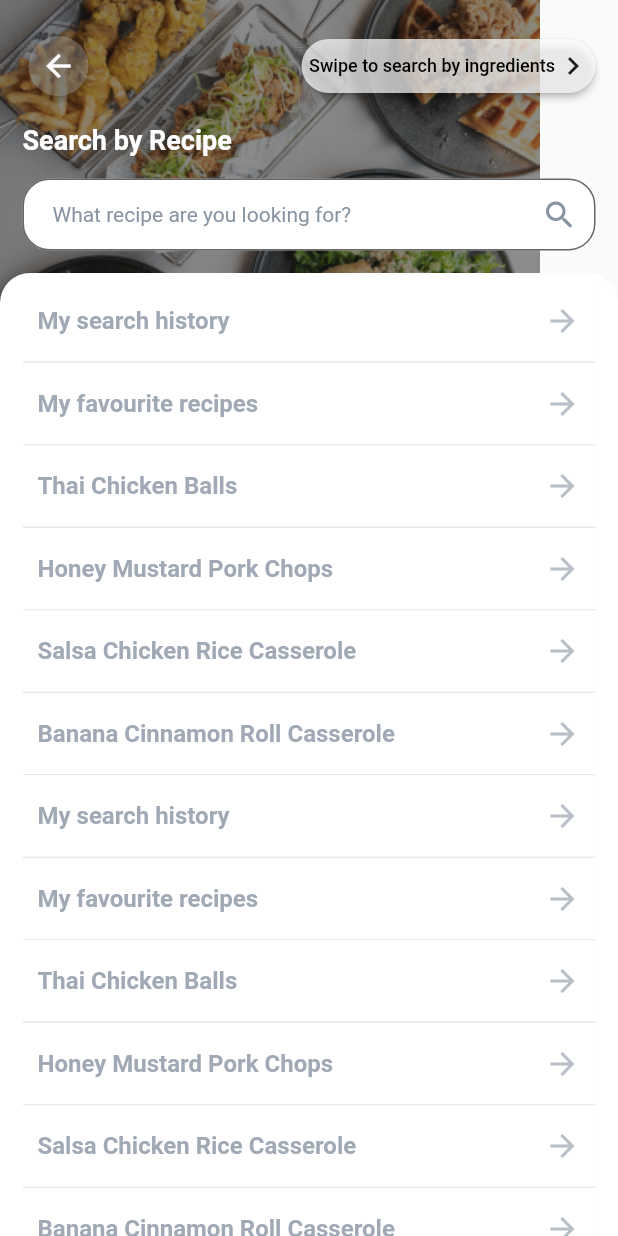
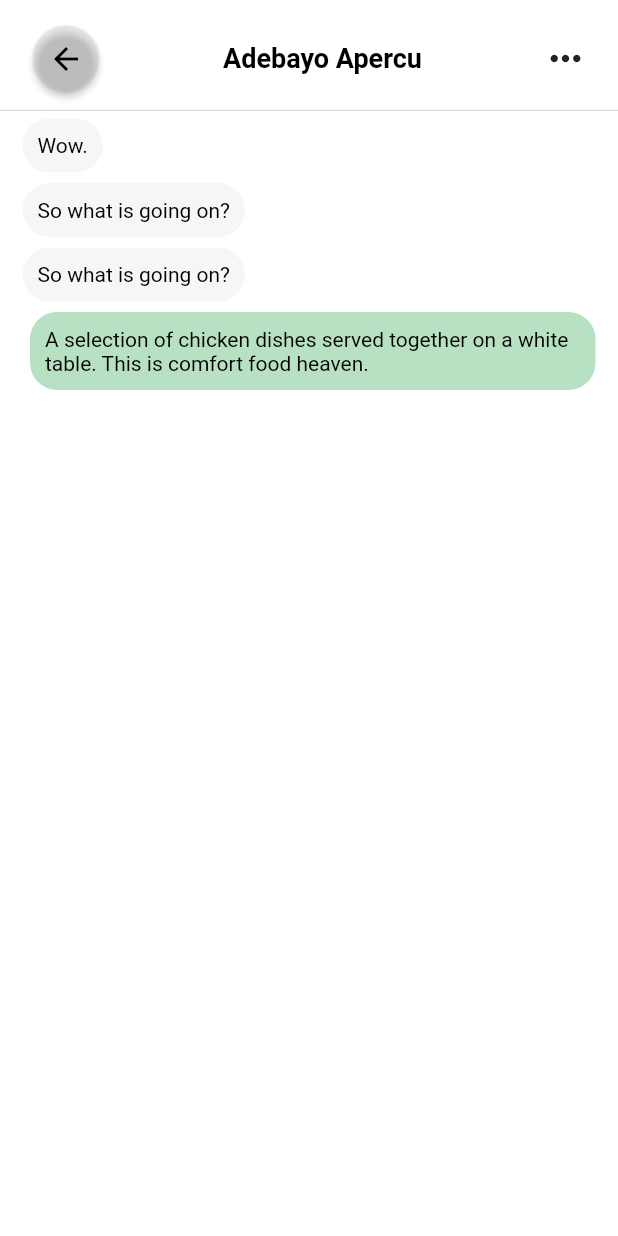
Before and after one commit to norhan-sa/Recipe, a Flutter app: the screen it shows after launch, on a phone screen of 412 x 824 dp. Run offline on Flutter 3.47's test engine with Material 2 defaults, Android fonts, the phone set to English and light mode, and no system bars; our stand-ins replace auto_size_text.

Commit message:
new files

```diff
--- /dev/null
+++ b/lib/conversation.dart
@@ -0,0 +1,187 @@
+import 'package:flutter/material.dart';
+import 'package:auto_size_text/auto_size_text.dart';
+import './messages.dart';
+
+class Conversation extends StatelessWidget {
+
+  List<Messages> messages = [
+    Messages( user: 'Adebayo Apercu' , message: 'Wow.'),
+    Messages( user: 'Adebayo Apercu' , message: 'So what is going on?'),
+    Messages( user: 'Adebayo Apercu' , message: 'So what is going on?'),
+    Messages( user: 'me' , message: 'A selection of chicken dishes served together on a white table. This is comfort food heaven.'),
+  ];
+
+  Widget wrapMessage(Messages message){
+    if( message.user == 'me'){
+      return Row(
+          mainAxisAlignment: MainAxisAlignment.end,
+          children: <Widget>[
+            Flexible(
+              child: Container(
+             decoration: BoxDecoration(
+               borderRadius: BorderRadius.all(Radius.circular(18), ),
+               color: Color(0x5934A853),
+             ),
+             padding: EdgeInsets.all(10),
+             margin: EdgeInsets.fromLTRB(20, 5, 15, 5),
+             child: Flexible(
+                 child: Container(
+                   child: Text(
+                    message.message,
+                    style: TextStyle(
+                      color: Colors.black,
+                      fontSize: 14,
+                    ),
+                  ),
+                 ),
+               ),
+             ),
+            ),
+          ],
+        );
+
+
+    }else{
+      return Padding(
+        padding: EdgeInsets.fromLTRB(15, 5, 20, 2),
+        child: Row(
+          mainAxisAlignment: MainAxisAlignment.start,
+          children: <Widget>[
+            Container(
+             decoration: BoxDecoration(
+               borderRadius: BorderRadius.all(Radius.circular(18), ),
+               color: Color(0x59E5E6EA),
+             ),
+             child: Padding(
+               padding: EdgeInsets.all(10),
+               child: Text(
+                message.message,
+                style: TextStyle(
+                  color: Colors.black,
+                  fontSize: 14,
+                ),
+               ),
+             ),
+            ),
+          ],
+        ),
+      );
+
+
+    }
+
+
+  }
+
+  @override
+  Widget build(BuildContext context) {
+    return Scaffold(
+      body: Stack(
+        children: <Widget>[
+          Container(
+            color: Colors.white,
+          ),
+          SafeArea(
+            child: Column(
+              children: <Widget>[
+                Padding(
+                  padding: EdgeInsets.fromLTRB(20, 15, 20, 10),
+                  child: Row(
+                    mainAxisAlignment: MainAxisAlignment.spaceBetween,
+                    crossAxisAlignment: CrossAxisAlignment.center,
+                    children: <Widget>[
+                      ButtonTheme(
+                        materialTapTargetSize: MaterialTapTargetSize.shrinkWrap, //limits the touch area to the button area
+                        minWidth: 0, //wraps child's width
+                        height: 0,
+                        child:RaisedButton(
+                          onPressed: (){
+                            print('hello');
+                          },
+                          padding: EdgeInsets.all(10),
+                          color: Color(0x4DC4C4C4),
+                          shape: CircleBorder(),
+                          child: Icon(
+                            Icons.arrow_back,
+                            color: Colors.black,
+                          ),
+                        ),
+                      ),
+                      Text(
+                        'Adebayo Apercu',
+                        style: TextStyle(
+                          color: Colors.black,
+                          fontSize: 18,
+                          fontWeight: FontWeight.bold,
+                        ),
+                      ),
+                      Icon(Icons.more_horiz,
+                       size: 30,
+                      ),
+                    ],
+                  ),
+                ),
+                Divider(
+                  height: 1,
+                  color: Color(0x668894A2),
+                ),
+                Expanded(
+                  child: Container(
+                    color: Colors.white,
+                    child: ListView(
+                      children: messages.map((e) => wrapMessage(e)).toList(),
+                    ),
+                  ),
+                ),
+                // Row(
+                //   children: <Widget>[
+                //     TextField(
+                //       style: TextStyle(
+                //         color: Colors.black,
+                //         fontSize: 14,
+                //       ),
+                //       decoration: InputDecoration(
+                //         filled: true,
+                //         fillColor: Colors.white,
+                //         hintText: 'Type a message...',
+                //         hintStyle: TextStyle(
+                //           color: Color(0XFF8894A2),
+                //           fontSize: 14
+                //         ),
+                //         contentPadding: EdgeInsets.fromLTRB(20, 0, 0, 0),
+                //         suffixIcon: Icon(
+                //           Icons.search,
+                //           color: Color(0XFF8894A2),
+                //         ),
+                //         border: OutlineInputBorder(
+                //           borderRadius: BorderRadius.circular(18),
+                //         ),
+                //       ),
+                //     ),
+                //     ButtonTheme(
+                //       materialTapTargetSize: MaterialTapTargetSize.shrinkWrap, //limits the touch area to the button area
+                //       minWidth: 0, //wraps child's width
+                //       height: 0,
+                //       child:RaisedButton(
+                //         onPressed: (){
+                //           print('hello');
+                //         },
+                //         padding: EdgeInsets.all(10),
+                //         color: Color(0xFF34A853),
+                //         shape: CircleBorder(),
+                //         child: Icon(
+                //           Icons.arrow_forward,
+                //           color: Colors.white,
+                //         ),
+                //       ),
+                //     ),
+                //   ],
+                // )
+              ],
+            ),
+          ),
+        ],
+      ),
+    );
+  }
+}
--- a/lib/main.dart
+++ b/lib/main.dart
@@ -1,12 +1,13 @@
 import 'package:flutter/material.dart';
 import 'package:recipe_app/login.dart';
-import 'package:recipe_app/profile.dart';
-import 'package:recipe_app/search.dart';
+import 'package:recipe_app/chats.dart';
+// import 'package:recipe_app/conversation.dart';
+import './conversation.dart';
 
 
 void main() {
   runApp(MaterialApp(
-    home: Search()
+    home: Conversation()
    )
   );
 }
--- /dev/null
+++ b/lib/messages.dart
@@ -0,0 +1,8 @@
+
+class Messages {
+ String user;
+ String message;
+
+ Messages({this.user , this.message});
+
+}
--- a/lib/search.dart
+++ b/lib/search.dart
@@ -29,24 +29,15 @@ import 'package:flutter/material.dart';
 
    Widget wrapSetting(String setting){
      return Material(
+            color: Colors.white,
             child: InkWell(
             onTap: (){
               print('Hello');
             },
             splashColor: Colors.grey,
             child: Container(
-              width: double.infinity,
-              decoration: BoxDecoration(
-                color: Colors.white,
-                border: Border(
-                  bottom: BorderSide(
-                    color: Color(0x338894A2),
-                    width: 1,
-                  ),
-                ),
-              ),
               child: Padding(
-                padding: EdgeInsets.fromLTRB(10, 15, 10, 15),
+                padding: EdgeInsets.fromLTRB(20, 18, 15, 18),
                 child: Row(
                   mainAxisAlignment: MainAxisAlignment.spaceBetween,
                   children: <Widget>[
@@ -78,8 +69,11 @@ import 'package:flutter/material.dart';
          //***** BACKGROUND *****/
           Column(
             mainAxisAlignment: MainAxisAlignment.start,
+            crossAxisAlignment: CrossAxisAlignment.stretch,
             children: <Widget>[
-              Image.asset(imagePath),
+              Image.asset(imagePath,
+              fit: BoxFit.fitWidth,
+              ),
             ],
           ),
           //***** CONTENT *****/
@@ -203,11 +197,18 @@ import 'package:flutter/material.dart';
                     topRight: Radius.circular(20),
                     ),
                   ),
-                  child: Padding(
-                    padding: EdgeInsets.fromLTRB(15, 5, 15, 0),
-                    child: ListView(
-                      children: settings.map((e) => wrapSetting(e)).toList(),
+                  child: ListView.separated(
+                    itemCount: settings.length,
+                    separatorBuilder: (BuildContext context, int index) => Padding(
+                      padding: EdgeInsets.fromLTRB(20, 0, 20, 0),
+                      child: Divider(
+                        height: 2,
+                        color: Color(0x668894A2),
                     ),
+                    ),
+                    itemBuilder: (BuildContext context, int index) {
+                      return wrapSetting(settings[index]);
+                    },
                   ),
                 ),
               ),
--- a/pubspec.yaml
+++ b/pubspec.yaml
@@ -25,7 +25,7 @@ dependencies:
     sdk: flutter
   intl: ^0.16.1
   http: ^0.12.2
-  flutter_auth_buttons: ^0.10.0
+  auto_size_text: ^2.1.0
 
   # The following adds the Cupertino Icons font to your application.
   # Use with the CupertinoIcons class for iOS style icons.
```
Also changed, not shown: lib/chats.dart (added, +146 -0 lines), lib/users.dart (added, +8 -0 lines), images/user1.png (added), images/user2.png (added), images/user3.png (added), images/user4.png (added), pubspec.lock.
